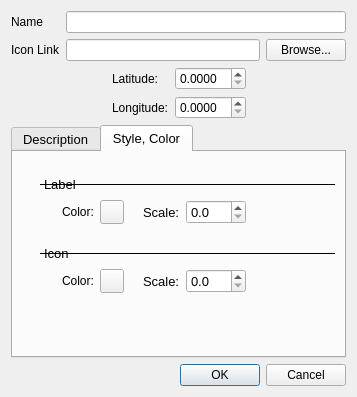
Old version of the form src/plugins/render/annotate/EditTextAnnotationDialog.ui in the repository calincru/marble.
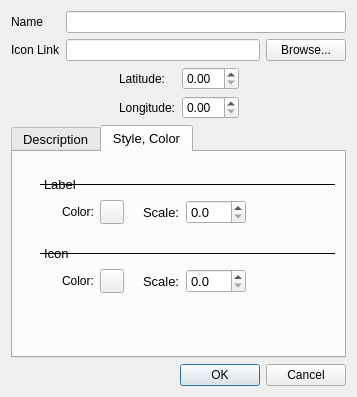
New version of the form.

The edit to the form file:
```diff
--- a/src/plugins/render/annotate/EditTextAnnotationDialog.ui
+++ b/src/plugins/render/annotate/EditTextAnnotationDialog.ui
@@ -92,7 +92,7 @@
        <item row="0" column="1">
         <widget class="QDoubleSpinBox" name="m_latitude">
          <property name="decimals">
-          <number>4</number>
+          <number>2</number>
          </property>
         </widget>
        </item>
@@ -106,7 +106,7 @@
        <item row="1" column="1">
         <widget class="QDoubleSpinBox" name="m_longitude">
          <property name="decimals">
-          <number>4</number>
+          <number>2</number>
          </property>
         </widget>
        </item>
```
